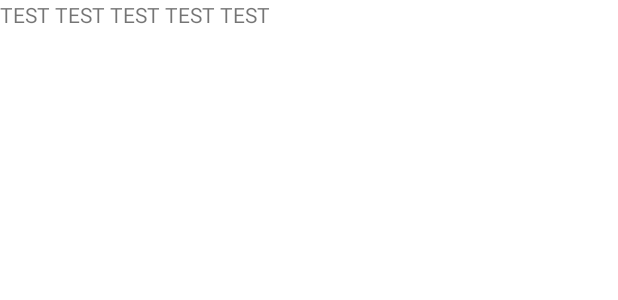
After one commit to wonkyoungChoi/CustomCalendar, an Android app: the layout list_item_schedule.xml on its own in the app's theme, with its tools: preview values and no code run, on a phone screen of 412 x 824 dp. The commit adds this screen. Shown: the top 300 px of the screen. Run offline under Robolectric (Android 15) with nearby library versions, the phone set to English and light mode, and no system bars.

Commit message:
Deprecated된 부분 수정, schedule list 만드는 중

```diff
--- a/app/src/main/java/com/example/customcalendar/AdapterMonth.kt
+++ b/app/src/main/java/com/example/customcalendar/AdapterMonth.kt
@@ -1,5 +1,6 @@
 package com.example.customcalendar
 
+import android.util.Log
 import android.view.LayoutInflater
 import android.view.View
 import android.view.ViewGroup
@@ -28,11 +29,11 @@ class AdapterMonth: RecyclerView.Adapter<AdapterMonth.MonthViewHolder>() {
             binding.itemMonthText.text = "${calendar.get(Calendar.YEAR)}년 ${calendar.get(Calendar.MONTH) + 1}월"
             val tempMonth = calendar.get(Calendar.MONTH) - 1
 
-            var dayList: MutableList<Date> = MutableList(6 * 7) { Date() }
+            var dayList: MutableList<Date> = MutableList(6 * 7) { Date(calendar.get(Calendar.MONTH),calendar.get(Calendar.DAY_OF_MONTH))}
             for(i in 0..5) {
                 for(k in 0..6) {
                     calendar.add(Calendar.DAY_OF_MONTH, (1-calendar.get(Calendar.DAY_OF_WEEK)) + k)
-                    dayList[i * 7 + k] = calendar.time
+                    dayList[i * 7 + k] = Date(calendar.get(Calendar.MONTH), calendar.get(Calendar.DAY_OF_MONTH))
                 }
                 calendar.add(Calendar.WEEK_OF_MONTH, 1)
             }
--- a/app/src/main/res/layout/list_item_day.xml
+++ b/app/src/main/res/layout/list_item_day.xml
@@ -2,6 +2,7 @@
 <LinearLayout xmlns:android="http://schemas.android.com/apk/res/android"
     android:id="@+id/item_day_layout"
     android:layout_width="match_parent"
+    android:orientation="vertical"
     android:gravity="center_horizontal"
     android:layout_height="60dp"
     android:layout_marginTop="5dp"
@@ -14,4 +15,9 @@
         android:textSize="16sp"
         android:text="9"/>
 
+    <androidx.recyclerview.widget.RecyclerView
+        android:id="@+id/recycler_view"
+        android:layout_width="match_parent"
+        android:layout_height="wrap_content"/>
+
 </LinearLayout>
--- /dev/null
+++ b/app/src/main/res/layout/list_item_schedule.xml
@@ -0,0 +1,12 @@
+<?xml version="1.0" encoding="utf-8"?>
+<LinearLayout xmlns:android="http://schemas.android.com/apk/res/android"
+    android:layout_width="match_parent"
+    android:layout_height="wrap_content">
+
+        <TextView
+            android:id="@+id/text_schedule"
+            android:layout_width="match_parent"
+            android:layout_height="wrap_content"
+            android:text="TEST TEST TEST TEST TEST"/>
+
+</LinearLayout>
```
Also changed, not shown: app/src/main/java/com/example/customcalendar/AdapterDay.kt (+5 -3 lines), app/src/main/java/com/example/customcalendar/AdapterSchedule.kt (added, +38 -0 lines), app/src/main/java/com/example/customcalendar/Date.kt (added, +7 -0 lines).
